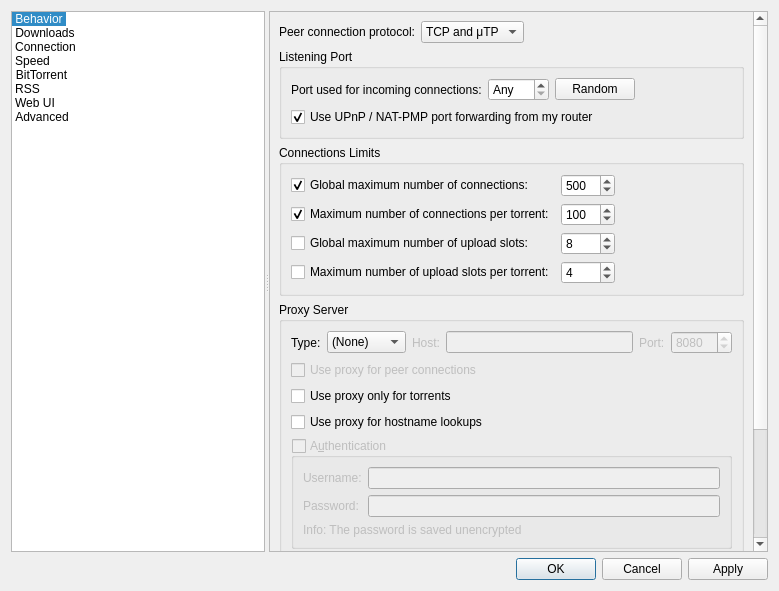
This is src/gui/optionsdialog.ui in SysAdminDoc/qBittorrent-Vanced as Qt 5 draws it before an edit. The edited form follows.
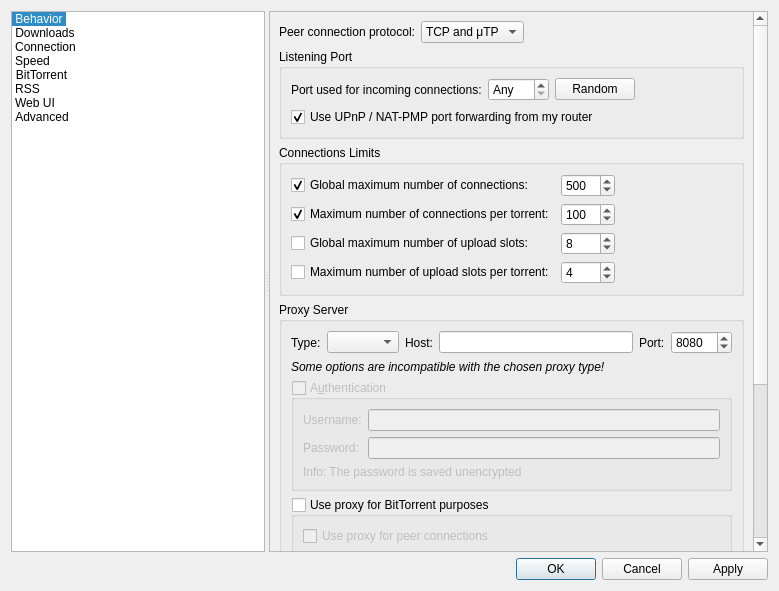
This is the edited form. The open tabs and pages were chosen to show the change. Custom widgets are drawn as their Qt base class.

Commit message: Allow to use proxy per subsystem

```diff
--- a/src/gui/optionsdialog.ui
+++ b/src/gui/optionsdialog.ui
@@ -1800,51 +1800,20 @@
                   </widget>
                  </item>
                  <item>
-                  <widget class="QComboBox" name="comboProxyType">
-                   <item>
-                    <property name="text">
-                     <string>(None)</string>
-                    </property>
-                   </item>
-                   <item>
-                    <property name="text">
-                     <string>SOCKS4</string>
-                    </property>
-                   </item>
-                   <item>
-                    <property name="text">
-                     <string>SOCKS5</string>
-                    </property>
-                   </item>
-                   <item>
-                    <property name="text">
-                     <string>HTTP</string>
-                    </property>
-                   </item>
-                  </widget>
+                  <widget class="QComboBox" name="comboProxyType" />
                  </item>
                  <item>
                   <widget class="QLabel" name="lblProxyIP">
-                   <property name="enabled">
-                    <bool>false</bool>
-                   </property>
                    <property name="text">
                     <string>Host:</string>
                    </property>
                   </widget>
                  </item>
                  <item>
-                  <widget class="QLineEdit" name="textProxyIP">
-                   <property name="enabled">
-                    <bool>false</bool>
-                   </property>
-                  </widget>
+                  <widget class="QLineEdit" name="textProxyIP" />
                  </item>
                  <item>
                   <widget class="QLabel" name="lblProxyPort">
-                   <property name="enabled">
-                    <bool>false</bool>
-                   </property>
                    <property name="text">
                     <string>Port:</string>
                    </property>
@@ -1852,9 +1821,6 @@
                  </item>
                  <item>
                   <widget class="QSpinBox" name="spinProxyPort">
-                   <property name="enabled">
-                    <bool>false</bool>
-                   </property>
                    <property name="minimum">
                     <number>1</number>
                    </property>
@@ -1869,44 +1835,17 @@
                 </layout>
                </item>
                <item>
-                <widget class="QCheckBox" name="checkProxyPeerConnections">
-                 <property name="enabled">
-                  <bool>false</bool>
-                 </property>
-                 <property name="toolTip">
-                  <string>Otherwise, the proxy server is only used for tracker connections</string>
-                 </property>
-                 <property name="text">
-                  <string>Use proxy for peer connections</string>
-                 </property>
-                </widget>
-               </item>
-               <item>
-                <widget class="QCheckBox" name="isProxyOnlyForTorrents">
-                 <property name="toolTip">
-                  <string>RSS feeds, search engine, software updates or anything else other than torrent transfers and related operations (such as peer exchanges) will use a direct connection</string>
-                 </property>
-                 <property name="text">
-                  <string>Use proxy only for torrents</string>
-                 </property>
-                 <property name="checked">
-                  <bool>false</bool>
-                 </property>
-                </widget>
-               </item>
-               <item>
-                <widget class="QCheckBox" name="checkProxyHostnameLookup">
-                 <property name="enabled">
-                  <bool>true</bool>
-                 </property>
-                 <property name="toolTip">
-                  <string>If checked, hostname lookups are done via the proxy.</string>
-                 </property>
-                 <property name="text">
-                  <string>Use proxy for hostname lookups</string>
-                 </property>
-                </widget>
-               </item>
+                  <widget class="QLabel" name="labelProxyTypeIncompatible">
+                   <property name="font">
+                    <font>
+                     <italic>true</italic>
+                    </font>
+                   </property>
+                   <property name="text">
+                    <string>Some options are incompatible with the chosen proxy type!</string>
+                   </property>
+                  </widget>
+                 </item>
                <item>
                 <widget class="QGroupBox" name="checkProxyAuth">
                  <property name="enabled">
@@ -1960,6 +1899,67 @@
                  </layout>
                 </widget>
                </item>
+               <item>
+                <widget class="QGroupBox" name="checkProxyBitTorrent">
+                 <property name="title">
+                  <string>Use proxy for BitTorrent purposes</string>
+                 </property>
+                 <property name="checkable">
+                  <bool>true</bool>
+                 </property>
+                 <property name="checked">
+                  <bool>false</bool>
+                 </property>
+                 <layout class="QVBoxLayout" name="verticalLayoutProxyBitTorrent">
+                  <item>
+                   <widget class="QCheckBox" name="checkProxyPeerConnections">
+                    <property name="toolTip">
+                     <string>Otherwise, the proxy server is only used for tracker connections</string>
+                    </property>
+                    <property name="text">
+                     <string>Use proxy for peer connections</string>
+                    </property>
+                   </widget>
+                  </item>
+                  <item>
+                   <widget class="QCheckBox" name="checkProxyHostnameLookup">
+                    <property name="toolTip">
+                     <string>If checked, hostname lookups are done via the proxy</string>
+                    </property>
+                    <property name="text">
+                     <string>Use proxy for hostname lookups</string>
+                    </property>
+                   </widget>
+                  </item>
+                 </layout>
+                </widget>
+               </item>
+               <item>
+                <widget class="QCheckBox" name="checkProxyRSS">
+                 <property name="toolTip">
+                  <string>RSS feeds will use proxy</string>
+                 </property>
+                 <property name="text">
+                  <string>Use proxy for RSS purposes</string>
+                 </property>
+                 <property name="checked">
+                  <bool>false</bool>
+                 </property>
+                </widget>
+               </item>
+               <item>
+                <widget class="QCheckBox" name="checkProxyMisc">
+                 <property name="toolTip">
+                  <string>Search engine, software updates or anything else will use proxy</string>
+                 </property>
+                 <property name="text">
+                  <string>Use proxy for general purposes</string>
+                 </property>
+                 <property name="checked">
+                  <bool>false</bool>
+                 </property>
+                </widget>
+               </item>
               </layout>
              </widget>
             </item>
```
Left out of the diff: 8 changed lines with no effect on the pictures. The commit also changes 22 other files.
